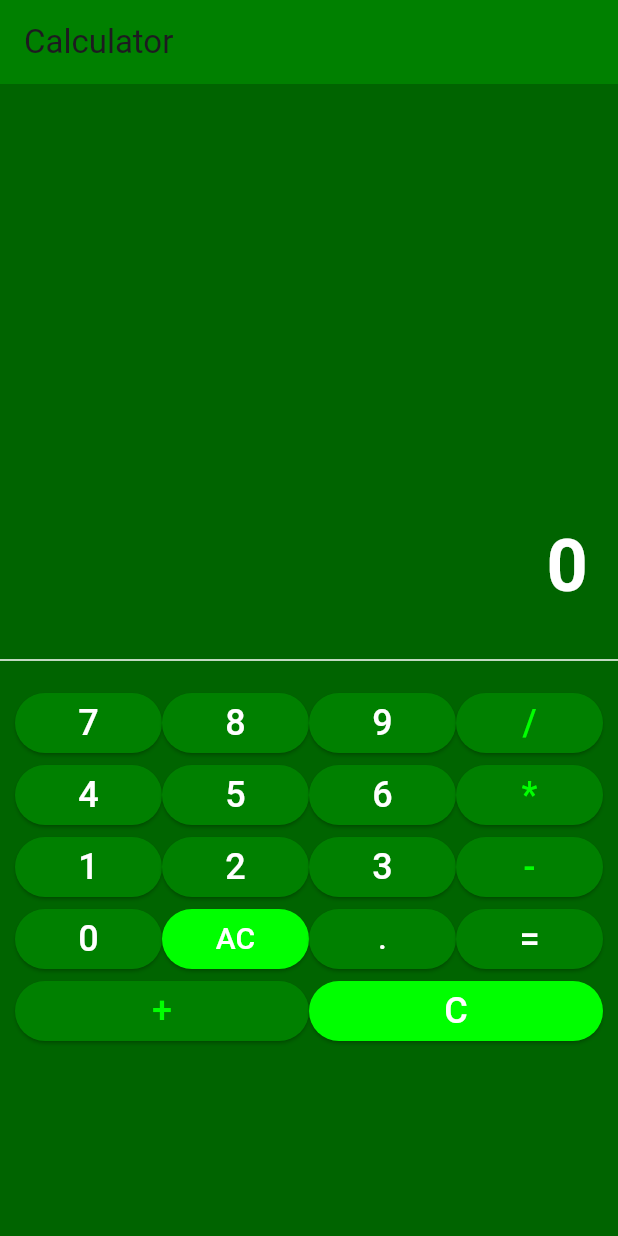
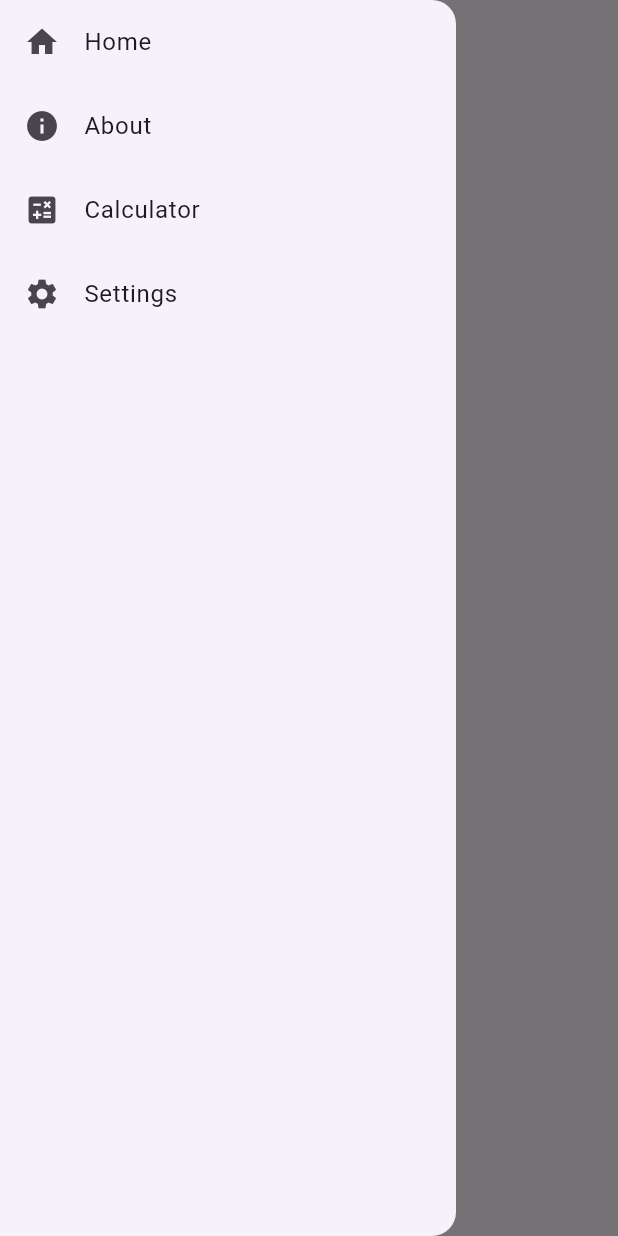
Before and after one commit to rutagengwanatasha/RutagengwanatashaAssgnment1mobile24120, a Flutter app: the screen it shows after launch, with the side drawer open (before the commit the screen has no drawer), on a phone screen of 412 x 824 dp. Run offline on Flutter 3.47's test engine with Material 3 defaults, Android fonts, the phone set to English and light mode, and no system bars; our stand-ins replace math_expressions.

Commit message:
first commit

```diff
--- /dev/null
+++ b/lib/Natasha/About.dart
@@ -0,0 +1,19 @@
+import 'package:flutter/material.dart';
+
+class About extends StatefulWidget {
+  const About({Key? key}) : super(key: key);
+
+  @override
+  State<About> createState() => _AboutState();
+}
+
+class _AboutState extends State<About> {
+  @override
+  Widget build(BuildContext context) {
+    return Scaffold(
+      appBar: AppBar(
+        title: Text('ABOUT ME'),
+      ),
+    );
+  }
+}
--- a/lib/calculator_design.dart
+++ b/lib/Natasha/CalculatorSc.dart
@@ -11,17 +11,17 @@ class MyApp extends StatelessWidget {
     return MaterialApp(
       title: 'Calculator App',
       theme: ThemeData.dark(),
-      home: Calculator(),
+      home: CalculatorSc(),
     );
   }
 }
 
-class Calculator extends StatefulWidget {
+class CalculatorSc extends StatefulWidget {
   @override
-  State<Calculator> createState() => _CalculatorState();
+  State<CalculatorSc> createState() => _CalculatorScState();
 }
 
-class _CalculatorState extends State<Calculator> {
+class _CalculatorScState extends State<CalculatorSc> {
   String userInput = "";
   String result = "0";
 
@@ -104,9 +104,9 @@ class _CalculatorState extends State<Calculator> {
   Widget customButton(String value) {
     return Expanded(
       child: ElevatedButton(
+
         style: ElevatedButton.styleFrom(
-          primary: getBgColor(value),
-          onPrimary: getColor(value),
+          foregroundColor: getColor(value), backgroundColor: getBgColor(value),
         ),
         onPressed: () => handleButtons(value),
         child: Text(
--- /dev/null
+++ b/lib/Natasha/Home.dart
@@ -0,0 +1,19 @@
+import 'package:flutter/material.dart';
+
+class Home extends StatefulWidget {
+  const Home({Key? key}) : super(key: key);
+
+  @override
+  State<Home> createState() => _HomeState();
+}
+
+class _HomeState extends State<Home> {
+  @override
+  Widget build(BuildContext context) {
+    return Scaffold(
+      appBar: AppBar(
+        title: Text('Welcome Page'),
+      ),
+    );
+  }
+}
--- /dev/null
+++ b/lib/Natasha/NavBar.dart
@@ -0,0 +1,92 @@
+import 'package:flutter/material.dart';
+import 'CalculatorSc.dart';
+
+class NavBar extends StatefulWidget {
+  const NavBar({Key? key}) : super(key: key);
+
+  @override
+  State<NavBar> createState() => _NavBarState();
+}
+
+class _NavBarState extends State<NavBar> {
+  @override
+  Widget build(BuildContext context) {
+    return Drawer(
+      child: ListView(
+        padding: EdgeInsets.zero,
+        children: [
+          ListTile(
+            leading: Icon(Icons.home),
+            title: Text('Home'),
+            onTap: () {
+              Navigator.push(
+                context,
+                MaterialPageRoute(builder: (context) => Home()),
+              );
+            },
+          ),
+          ListTile(
+            leading: Icon(Icons.info),
+            title: Text('About'),
+            onTap: () {
+              Navigator.push(
+                context,
+                MaterialPageRoute(builder: (context) => About()),
+              );
+            },
+          ),
+          ListTile(
+            leading: Icon(Icons.calculate),
+            title: Text('Calculator'),
+            onTap: () {
+              Navigator.push(
+                context,
+                MaterialPageRoute(builder: (context) => CalculatorSc()),
+              );
+            },
+          ),
+          ListTile(
+            leading: Icon(Icons.settings),
+            title: Text('Settings'),
+            onTap: () {
+              // Add your settings logic or navigation here
+              Navigator.push(
+                context,
+                MaterialPageRoute(builder: (context) => Settings()),
+              );
+            },
+          ),
+        ],
+      ),
+    );
+  }
+}
+
+// Placeholder for Home, About, Calculator, and Settings classes
+class Home extends StatelessWidget {
+  @override
+  Widget build(BuildContext context) {
+    return Scaffold(body: Center(child: Text('Home')));
+  }
+}
+
+class About extends StatelessWidget {
+  @override
+  Widget build(BuildContext context) {
+    return Scaffold(body: Center(child: Text('About')));
+  }
+}
+
+class Calculator extends StatelessWidget {
+  @override
+  Widget build(BuildContext context) {
+    return Scaffold(body: Center(child: Text('Calculator')));
+  }
+}
+
+class Settings extends StatelessWidget {
+  @override
+  Widget build(BuildContext context) {
+    return Scaffold(body: Center(child: Text('Settings')));
+  }
+}
--- a/lib/main.dart
+++ b/lib/main.dart
@@ -1,16 +1,39 @@
-import 'package:first_project/calculator_design.dart';
 import 'package:flutter/material.dart';
-
+import 'Natasha/NavBar.dart';
+import 'Natasha/CalculatorSc.dart';
 void main() {
-  runApp(MyApp());
+  runApp(MainApp());
 }
 
-class MyApp extends StatelessWidget {
+class MainApp extends StatelessWidget {
+  const MainApp({Key? key}) : super(key: key);
+
   @override
   Widget build(BuildContext context) {
     return MaterialApp(
       debugShowCheckedModeBanner: false,
-      home: Calculator(),
+      home: MyHomePage(),
+
     );
   }
 }
+
+class MyHomePage extends StatefulWidget {
+  MyHomePage({Key? key}) : super(key: key);
+
+  @override
+  _MyHomePageState createState() => _MyHomePageState();
+}
+
+class _MyHomePageState extends State<MyHomePage> {
+  @override
+  Widget build(BuildContext context) {
+    return Scaffold(
+      appBar: AppBar(
+        title: Text('NatMIS'),
+        shadowColor: const Color.fromARGB(255, 228, 158, 153),
+      ),
+      drawer: NavBar(),
+    );
+  }
+}
```
Also changed, not shown: lib/calculator_screen.dart (deleted, +0 -222 lines), pubspec.yaml (+6 -62 lines), pubspec.lock, 12 other files.
